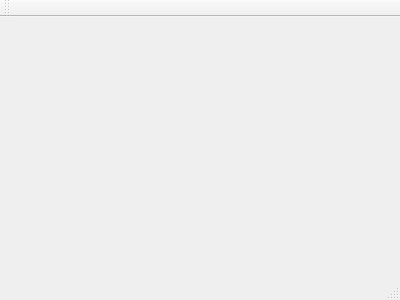
The window that mainwindow.ui (kuhmuckl/kuhmuckl) describes before a commit, drawn with Qt 5.
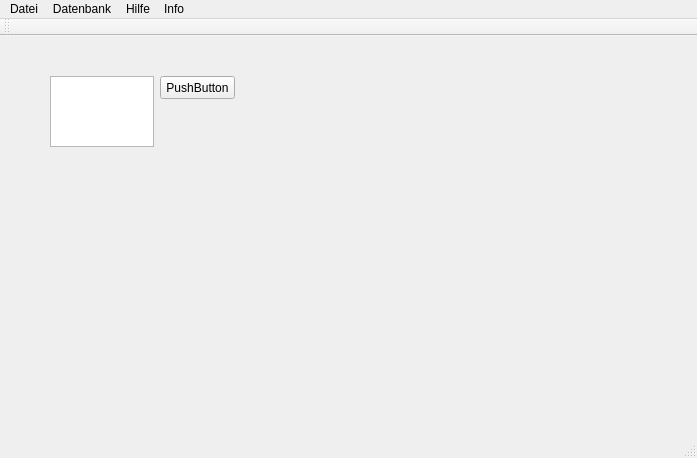
The same window after the commit.

Commit message: Test committing out of Qt ... seems to work, so please import Project intially via Qt/New Projekt/Import from Versionsverwaltung/Git and commit everthing via Qt, except *.user-Files. Thank You

What changed in the file:
```diff
--- a/mainwindow.ui
+++ b/mainwindow.ui
@@ -1,24 +1,87 @@
 <ui version="4.0">
  <class>MainWindow</class>
- <widget class="QMainWindow" name="MainWindow" >
-  <property name="geometry" >
+ <widget class="QMainWindow" name="MainWindow">
+  <property name="geometry">
    <rect>
     <x>0</x>
     <y>0</y>
-    <width>400</width>
-    <height>300</height>
+    <width>697</width>
+    <height>458</height>
    </rect>
   </property>
   <property name="windowTitle" >
    <string>MainWindow</string>
   </property>
-  <widget class="QMenuBar" name="menuBar" />
-  <widget class="QToolBar" name="mainToolBar" />
-  <widget class="QWidget" name="centralWidget" />
-  <widget class="QStatusBar" name="statusBar" />
+  <widget class="QWidget" name="centralWidget">
+   <widget class="QTextEdit" name="textEdit">
+    <property name="geometry">
+     <rect>
+      <x>50</x>
+      <y>40</y>
+      <width>104</width>
+      <height>71</height>
+     </rect>
+    </property>
+   </widget>
+   <widget class="QPushButton" name="pushButton">
+    <property name="geometry">
+     <rect>
+      <x>160</x>
+      <y>40</y>
+      <width>75</width>
+      <height>23</height>
+     </rect>
+    </property>
+    <property name="text">
+     <string>PushButton</string>
+    </property>
+   </widget>
+  </widget>
+  <widget class="QMenuBar" name="menuBar">
+   <property name="geometry">
+    <rect>
+     <x>0</x>
+     <y>0</y>
+     <width>697</width>
+     <height>21</height>
+    </rect>
+   </property>
+   <widget class="QMenu" name="menuDatei">
+    <property name="title">
+     <string>Datei</string>
+    </property>
+   </widget>
+   <widget class="QMenu" name="menuDatenbank">
+    <property name="title">
+     <string>Datenbank</string>
+    </property>
+   </widget>
+   <widget class="QMenu" name="menuHilfe">
+    <property name="title">
+     <string>Hilfe</string>
+    </property>
+   </widget>
+   <widget class="QMenu" name="menuInfo">
+    <property name="title">
+     <string>Info</string>
+    </property>
+   </widget>
+   <addaction name="menuDatei"/>
+   <addaction name="menuDatenbank"/>
+   <addaction name="menuHilfe"/>
+   <addaction name="menuInfo"/>
+  </widget>
+  <widget class="QToolBar" name="mainToolBar">
+   <attribute name="toolBarArea">
+    <enum>TopToolBarArea</enum>
+   </attribute>
+   <attribute name="toolBarBreak">
+    <bool>false</bool>
+   </attribute>
+  </widget>
+  <widget class="QStatusBar" name="statusBar"/>
  </widget>
- <layoutDefault spacing="6" margin="11" />
- <pixmapfunction></pixmapfunction>
+ <layoutdefault spacing="6" margin="11"/>
  <resources/>
  <connections/>
 </ui>
```
Left out of the diff: 3 changed lines with no effect on the pictures. The commit also changes 1 other file.
